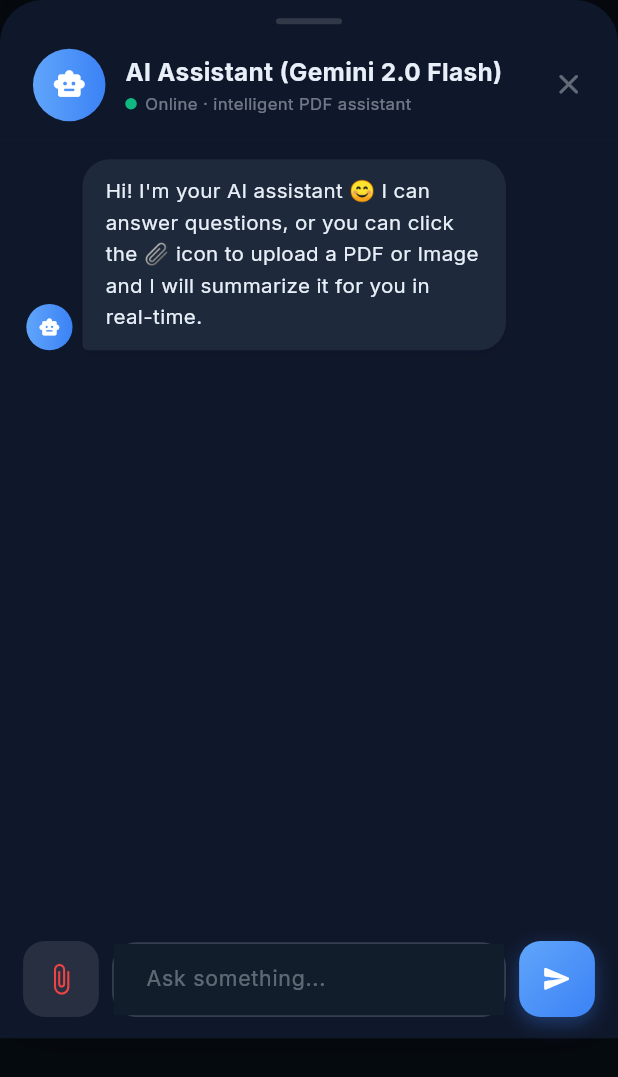
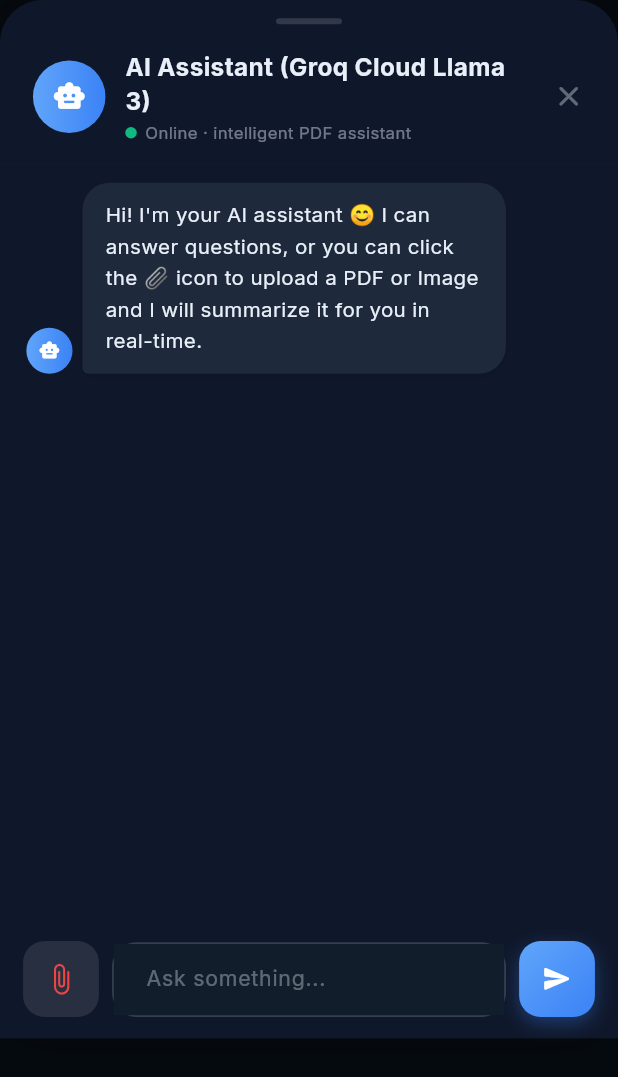
Before and after one commit to rajmohite00/clgpro, a Flutter app: the _ChatScreen widget shown alone on an empty page, opened directly with empty values, after a tap on the "attach file" icon, on a phone screen of 412 x 824 dp. Shown: the top 1077 px of the screen. Run offline on Flutter 3.47's test engine with Material 3 defaults, Android fonts, the phone set to English and light mode, and no system bars; our stand-ins replace file_picker, flutter_dotenv, flutter_screenutil, google_fonts, image_picker, pdf and 3 more; missing offline and left inert: syncfusion_flutter_pdf; accounts and stored records are empty.

Commit message:
catbot_is_working

```diff
--- a/lib/main.dart
+++ b/lib/main.dart
@@ -3,6 +3,7 @@
 import 'package:provider/provider.dart';
 import 'package:flutter_screenutil/flutter_screenutil.dart';
 import 'splash_screen.dart';
+import 'package:flutter_dotenv/flutter_dotenv.dart';
 
 import 'providers/auth_provider.dart';
 import 'providers/document_provider.dart';
@@ -10,8 +11,9 @@
 import 'providers/user_provider.dart';
 import 'providers/settings_provider.dart';
 
-void main() {
+void main() async {
   WidgetsFlutterBinding.ensureInitialized();
+  await dotenv.load(fileName: ".env");
   SystemChrome.setSystemUIOverlayStyle(
     const SystemUiOverlayStyle(
       statusBarColor: Colors.transparent,
--- a/lib/widgets/chatbot_widget.dart
+++ b/lib/widgets/chatbot_widget.dart
@@ -4,9 +4,11 @@
 import 'package:flutter_screenutil/flutter_screenutil.dart';
 import 'package:google_fonts/google_fonts.dart';
 import 'package:provider/provider.dart';
-import 'package:google_generative_ai/google_generative_ai.dart';
+import 'dart:convert';
+import 'package:http/http.dart' as http;
 import 'package:file_picker/file_picker.dart';
 import 'package:syncfusion_flutter_pdf/pdf.dart';
+import 'package:flutter_dotenv/flutter_dotenv.dart';
 
 import '../providers/settings_provider.dart';
 
@@ -127,62 +129,20 @@
   bool _greetingSent = false;
   bool _lastIsHindi = false; // tracks language to detect changes
 
-  // ── API KEY ROTATION ─────────────────────────────────────────
-  // Add up to 5 free Gemini API keys. When one hits the rate limit,
-  // the next is used automatically — completely invisible to the user.
-  static const List<String> _apiKeys = [
-    "AIzaSyCitrLAFN-C6qD7rFdzpsSMaidyVtOmhuM", // Key 1 (current)
-    "AIzaSyAfLhtjJTs-jy--wZeYOh44QVBbY_o-Xio",                          // Key 2
-    "AIzaSyAYIgw1LvfOFrUPV3SwcA_qeBD1WqkRRRQ",                          // Key 3
-    "AIzaSyC1U_8WGv7Beq-p6XojjtRTdcF8fHvTauM",                          // Key 4
-    "AIzaSyCAhycjL6fpvIqP1RrTQ7JGUwcGhCFTKck",                          // Key 5
-  ];
-  int _currentKeyIndex = 0;
-  late GenerativeModel _model;
-  late ChatSession _chatSession;
+  // ── LOCAL LLAMA 3 STATE ──────────────────────────────────────
+  final List<Map<String, String>> _llamaHistory = [];
 
-  // Build a model with the key at [index]
-  GenerativeModel _buildModel(int keyIndex, String langInstruction) {
-    return GenerativeModel(
-      model: 'gemini-2.0-flash',
-      apiKey: _apiKeys[keyIndex],
-      safetySettings: [
-        SafetySetting(HarmCategory.harassment, HarmBlockThreshold.none),
-        SafetySetting(HarmCategory.hateSpeech, HarmBlockThreshold.none),
-        SafetySetting(HarmCategory.sexuallyExplicit, HarmBlockThreshold.none),
-        SafetySetting(HarmCategory.dangerousContent, HarmBlockThreshold.none),
-      ],
-      systemInstruction: Content.system(
-        "You are the AI assistant for 'Satya Agent' (Smart Document Detective API app). "
-        "Your job is to help users upload documents, understand the AI Fraud Score (0-100%), "
-        "view results in history, or summarize uploaded PDFs. Explain things concisely and be friendly. "
-        "Use bolding and emojis to make things readable. $langInstruction",
-      ),
-    );
-  }
-
-  // Rotate to next available key; returns false if all keys are exhausted
-  bool _rotateKey() {
-    if (_currentKeyIndex < _apiKeys.length - 1) {
-      _currentKeyIndex++;
+  void _initLlama() {
     final isHindi = Provider.of<SettingsProvider>(context, listen: false).isHindi;
     final langInstruction = isHindi
         ? 'Always reply in Hindi using English characters (Hinglish) or Devanagari based on what user uses. '
         : 'Always reply in English. ';
-      _model = _buildModel(_currentKeyIndex, langInstruction);
-      _chatSession = _model.startChat();
-      return true;
-    }
-    return false; // All keys exhausted
-  }
 
-  void _initGemini() {
-    final isHindi = Provider.of<SettingsProvider>(context, listen: false).isHindi;
-    final langInstruction = isHindi
-        ? 'Always reply in Hindi using English characters (Hinglish) or Devanagari based on what user uses. '
-        : 'Always reply in English. ';
-    _model = _buildModel(_currentKeyIndex, langInstruction);
-    _chatSession = _model.startChat();
+    _llamaHistory.clear();
+    _llamaHistory.add({
+      "role": "system",
+      "content": "You are the AI assistant for 'Satya Agent' (Smart Document Detective API app). Your job is to help users upload documents, view results, or summarize PDFs. Explain things concisely and be friendly. Use bolding and emojis to make things readable. $langInstruction"
+    });
   }
 
   @override
@@ -195,7 +155,7 @@
     _sheetAnim = CurvedAnimation(parent: _sheetCtrl, curve: Curves.easeOutCubic);
     _sheetCtrl.forward();
 
-    _initGemini();
+    _initLlama();
 
     Future.delayed(const Duration(milliseconds: 380), () {
       if (!mounted || _greetingSent) return;
@@ -216,7 +176,7 @@
     final isHindi = Provider.of<SettingsProvider>(context, listen: false).isHindi;
     if (isHindi != _lastIsHindi) {
       _lastIsHindi = isHindi;
-      _initGemini(); // Rebuild model with correct language instruction
+      _initLlama(); // Rebuild with correct language instruction
       if (_greetingSent) {
         // Send a follow-up greeting in the new language
         Future.microtask(() => _addBotMessage(
@@ -254,39 +214,38 @@
     _scrollToBottom();
     _inputCtrl.clear();
 
-    GenerateContentResponse? response;
-    // Try every available key silently — user sees nothing if a key rotates
-    for (int attempt = 0; attempt < _apiKeys.length; attempt++) {
+    _llamaHistory.add({"role": "user", "content": text});
+
+    final apiKey = dotenv.env['GROQ_API_KEY'] ?? "";
+
     try {
-        response = await _chatSession.sendMessage(Content.text(text));
-        break; // Success!
-      } catch (err) {
-        final errorStr = err.toString();
-        if (errorStr.contains('503')) {
-          // Server overload — brief wait, retry same key
-          await Future.delayed(const Duration(seconds: 4));
-          continue;
-        } else if (errorStr.toLowerCase().contains('quota') || errorStr.contains('429')) {
-          // Rate limited — silently switch to next key
-          final rotated = _rotateKey();
-          if (!rotated) {
-            // All 5 keys exhausted
+      final response = await http.post(
+        Uri.parse('https://api.groq.com/openai/v1/chat/completions'),
+        headers: {
+          'Content-Type': 'application/json',
+          'Authorization': 'Bearer $apiKey',
+        },
+        body: jsonEncode({
+          "model": "llama-3.1-8b-instant",
+          "messages": _llamaHistory,
+          "temperature": 0.7
+        }),
+      );
+
+      if (response.statusCode == 200) {
+        final data = jsonDecode(response.body);
+        final reply = data['choices'][0]['message']['content'];
+        _llamaHistory.add({"role": "assistant", "content": reply});
         setState(() => _isTyping = false);
-            _addBotMessage("All API keys are currently busy. Please wait 1 minute and try again.");
-            return;
-          }
-          // Retry automatically with new key (no message shown to user)
-          continue;
+        _addBotMessage(reply);
       } else {
         setState(() => _isTyping = false);
-          _addBotMessage("Error: $err");
-          return;
+        _addBotMessage("🚨 **Groq API Error** 🚨\n\nCode: ${response.statusCode}");
       }
+    } catch (e) {
+      setState(() => _isTyping = false);
+      _addBotMessage("🚨 **Connection Failed** 🚨\n\nCould not connect to Groq Cloud.");
     }
-    }
-
-    setState(() => _isTyping = false);
-    _addBotMessage(response?.text ?? "I couldn't process that.");
   }
 
   bool _isPickerActive = false;
@@ -313,57 +272,59 @@
 
         final File file = File(filePath);
         final bytes = await file.readAsBytes();
-        final promptText = "I have uploaded a document named '$fileName'. Please provide a clear summary of this document, state the main points, and suggest any actions or solutions I should take based on it.";
 
-        String mimeType;
+        String extractedText = "";
         if (ext == 'pdf') {
-          mimeType = 'application/pdf';
-        } else if (ext == 'png') {
-          mimeType = 'image/png';
-        } else if (ext == 'webp') {
-          mimeType = 'image/webp';
+          final PdfDocument document = PdfDocument(inputBytes: bytes);
+          extractedText = PdfTextExtractor(document).extractText();
+          document.dispose();
+
+          if (extractedText.trim().isEmpty) {
+            extractedText = "[Could not extract text from this PDF. It might be scanned images.]";
+          }
         } else {
-          mimeType = 'image/jpeg';
+          setState(() => _isTyping = false);
+          _addBotMessage("📸 **Image Uploaded**\n\n*Note: The local Llama-3 model only supports text PDFs right now. I cannot 'see' images yet!*");
+          _isPickerActive = false;
+          return;
         }
 
-        // RESET CHAT SESSION SO IT DOESNT OVERLOAD NETWORK WITH OLD IMAGES
-        _chatSession = _model.startChat();
+        final promptText = "I have uploaded a document named '$fileName'. Here is the text extracted from it:\n\n---\n$extractedText\n---\n\nPlease provide a clear summary of this document, state the main points, and suggest any actions or solutions I should take based on it. Keep your answer clean and readable.";
 
-        final documentPart = DataPart(mimeType, bytes);
+        // Clear history to save context size when doing document summaries
+        _initLlama();
+        _llamaHistory.add({"role": "user", "content": promptText});
 
-        GenerateContentResponse? response;
-        // Silent key rotation for file uploads too
-        for (int attempt = 0; attempt < _apiKeys.length; attempt++) {
+        final apiKey = dotenv.env['GROQ_API_KEY'] ?? "";
+
         try {
-            _chatSession = _model.startChat();
-            response = await _chatSession.sendMessage(Content.multi([TextPart(promptText), documentPart]));
-            break; // Success!
-          } catch(err) {
-            final errorStr = err.toString();
-            if (errorStr.contains('503')) {
-              await Future.delayed(const Duration(seconds: 3));
-              continue;
-            } else if (errorStr.toLowerCase().contains('quota') || errorStr.contains('429')) {
-              // Silently switch key
-              final rotated = _rotateKey();
-              if (!rotated) {
-                // Exhausted all 5 keys
+          final response = await http.post(
+            Uri.parse('https://api.groq.com/openai/v1/chat/completions'),
+            headers: {
+              'Content-Type': 'application/json',
+              'Authorization': 'Bearer $apiKey',
+            },
+            body: jsonEncode({
+              "model": "llama-3.1-8b-instant",
+              "messages": _llamaHistory,
+              "temperature": 0.3
+            }),
+          );
+
+          if (response.statusCode == 200) {
+            final data = jsonDecode(response.body);
+            final reply = data['choices'][0]['message']['content'];
+            _llamaHistory.add({"role": "assistant", "content": reply});
             setState(() => _isTyping = false);
-                _addBotMessage("All API keys are currently busy. Please wait 1 minute and try again.");
-                return;
-              }
-              continue;
+            _addBotMessage("📄 **Analysis Complete**\n\n$reply", isPdfResult: true);
           } else {
             setState(() => _isTyping = false);
-              _addBotMessage("Error: $err");
-              return;
+            _addBotMessage("🚨 **Groq API Error** 🚨\n\nCode: ${response.statusCode}");
           }
+        } catch (err) {
+          setState(() => _isTyping = false);
+          _addBotMessage("🚨 **Connection Failed** 🚨\n\nCould not connect to Groq cloud.");
         }
-        }
-
-        setState(() => _isTyping = false);
-        final iconEmoji = ext == 'pdf' ? '📄' : '🖼️';
-        _addBotMessage("$iconEmoji **Analysis Complete**\n\n${response?.text ?? 'No response'}", isPdfResult: true);
       }
     } catch (e) {
       setState(() => _isTyping = false);
@@ -466,7 +427,7 @@
               crossAxisAlignment: CrossAxisAlignment.start,
               children: [
                 Text(
-                  isHindi ? 'AI सहायक' : 'AI Assistant (Gemini 2.0 Flash)',
+                  isHindi ? 'AI सहायक' : 'AI Assistant (Groq Cloud Llama 3)',
                   style: GoogleFonts.inter(
                     fontSize: 16.sp,
                     fontWeight: FontWeight.w700,
--- /dev/null
+++ b/llama3_stateful_chat/requirements.txt
@@ -0,0 +1,2 @@
+streamlit
+openai
--- a/pubspec.yaml
+++ b/pubspec.yaml
@@ -23,8 +23,8 @@
   printing: ^5.14.3
   path_provider: ^2.1.5
   share_plus: ^12.0.1
-  google_generative_ai: ^0.4.7
   syncfusion_flutter_pdf: ^33.1.47
+  flutter_dotenv: ^6.0.0
 
 dev_dependencies:
   flutter_test:
@@ -39,6 +39,7 @@
 
   assets:
     - assets/icon.png
+    - .env
 
 flutter_launcher_icons:
   android: "launcher_icon"
```
Also changed, not shown: test_gemini_key.dart (deleted, +0 -40 lines), test_models.dart (deleted, +0 -29 lines), test_models_2.dart (deleted, +0 -30 lines), test_models_3.dart (deleted, +0 -23 lines), test_models_list.dart (deleted, +0 -18 lines), pubspec.lock, 2 other files. Lines whose indentation alone changed are shown as unchanged.
